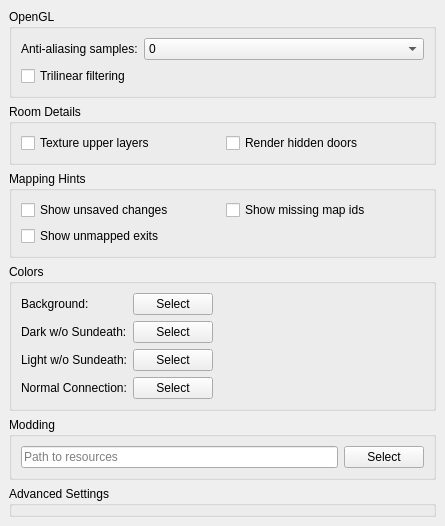
The window that src/preferences/graphicspage.ui (nschimme/MMapper) describes before a commit, drawn with Qt 5.
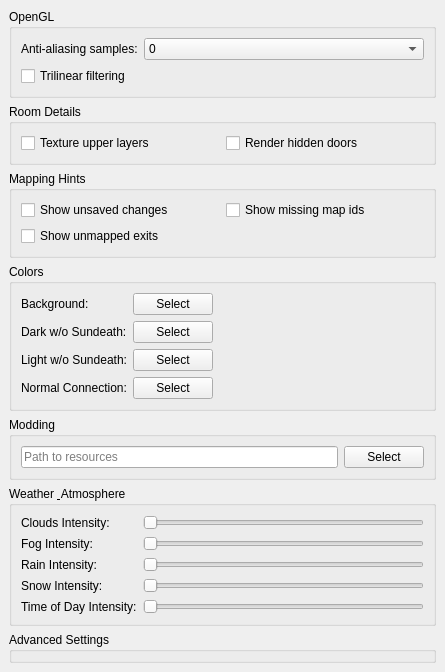
The same window after the commit.

Patch:
```diff
--- a/src/preferences/graphicspage.ui
+++ b/src/preferences/graphicspage.ui
@@ -320,6 +320,100 @@
      </layout>
     </widget>
    </item>
+   <item>
+    <widget class="QGroupBox" name="groupBox_Weather">
+     <property name="title">
+      <string>Weather &amp; Atmosphere</string>
+     </property>
+     <layout class="QGridLayout" name="gridLayout_Weather">
+      <item row="0" column="0">
+       <widget class="QLabel" name="weatherCloudsLabel">
+        <property name="text">
+         <string>Clouds Intensity:</string>
+        </property>
+       </widget>
+      </item>
+      <item row="0" column="1">
+       <widget class="QSlider" name="weatherCloudsSlider">
+        <property name="orientation">
+         <enum>Qt::Horizontal</enum>
+        </property>
+        <property name="maximum">
+         <number>100</number>
+        </property>
+       </widget>
+      </item>
+      <item row="1" column="0">
+       <widget class="QLabel" name="weatherFogLabel">
+        <property name="text">
+         <string>Fog Intensity:</string>
+        </property>
+       </widget>
+      </item>
+      <item row="1" column="1">
+       <widget class="QSlider" name="weatherFogSlider">
+        <property name="orientation">
+         <enum>Qt::Horizontal</enum>
+        </property>
+        <property name="maximum">
+         <number>100</number>
+        </property>
+       </widget>
+      </item>
+      <item row="2" column="0">
+       <widget class="QLabel" name="weatherRainLabel">
+        <property name="text">
+         <string>Rain Intensity:</string>
+        </property>
+       </widget>
+      </item>
+      <item row="2" column="1">
+       <widget class="QSlider" name="weatherRainSlider">
+        <property name="orientation">
+         <enum>Qt::Horizontal</enum>
+        </property>
+        <property name="maximum">
+         <number>100</number>
+        </property>
+       </widget>
+      </item>
+      <item row="3" column="0">
+       <widget class="QLabel" name="weatherSnowLabel">
+        <property name="text">
+         <string>Snow Intensity:</string>
+        </property>
+       </widget>
+      </item>
+      <item row="3" column="1">
+       <widget class="QSlider" name="weatherSnowSlider">
+        <property name="orientation">
+         <enum>Qt::Horizontal</enum>
+        </property>
+        <property name="maximum">
+         <number>100</number>
+        </property>
+       </widget>
+      </item>
+      <item row="4" column="0">
+       <widget class="QLabel" name="weatherToDLabel">
+        <property name="text">
+         <string>Time of Day Intensity:</string>
+        </property>
+       </widget>
+      </item>
+      <item row="4" column="1">
+       <widget class="QSlider" name="weatherToDSlider">
+        <property name="orientation">
+         <enum>Qt::Horizontal</enum>
+        </property>
+        <property name="maximum">
+         <number>100</number>
+        </property>
+       </widget>
+      </item>
+     </layout>
+    </widget>
+   </item>
    <item>
     <widget class="QGroupBox" name="groupBox_Advanced">
      <property name="title">
```
